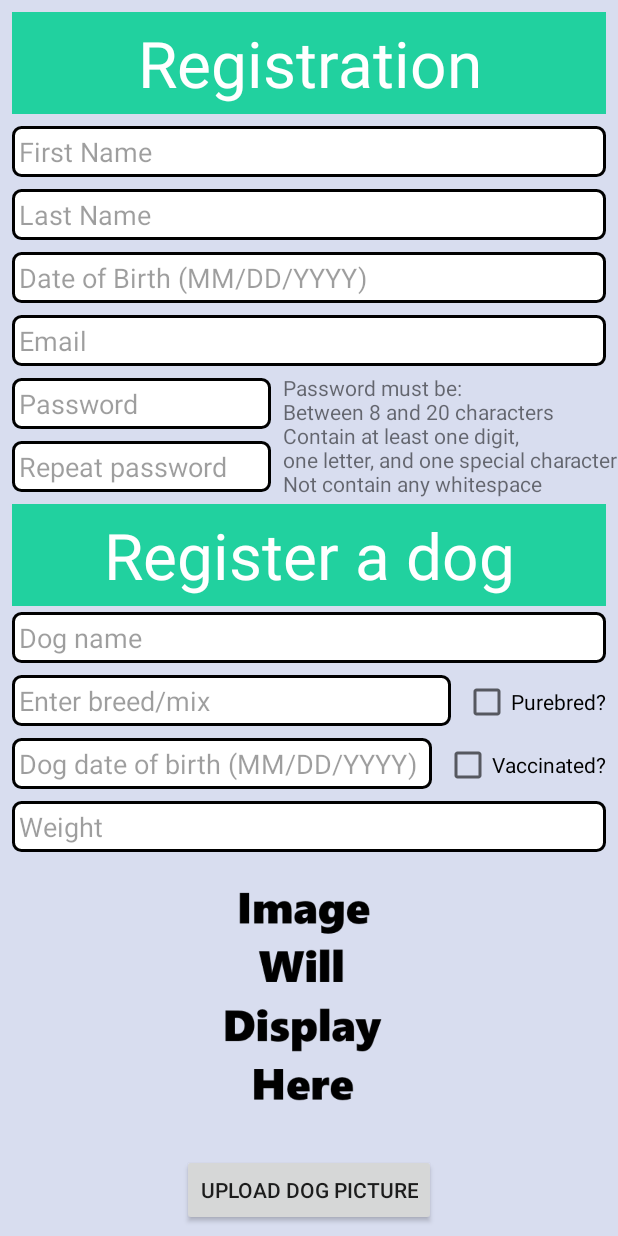
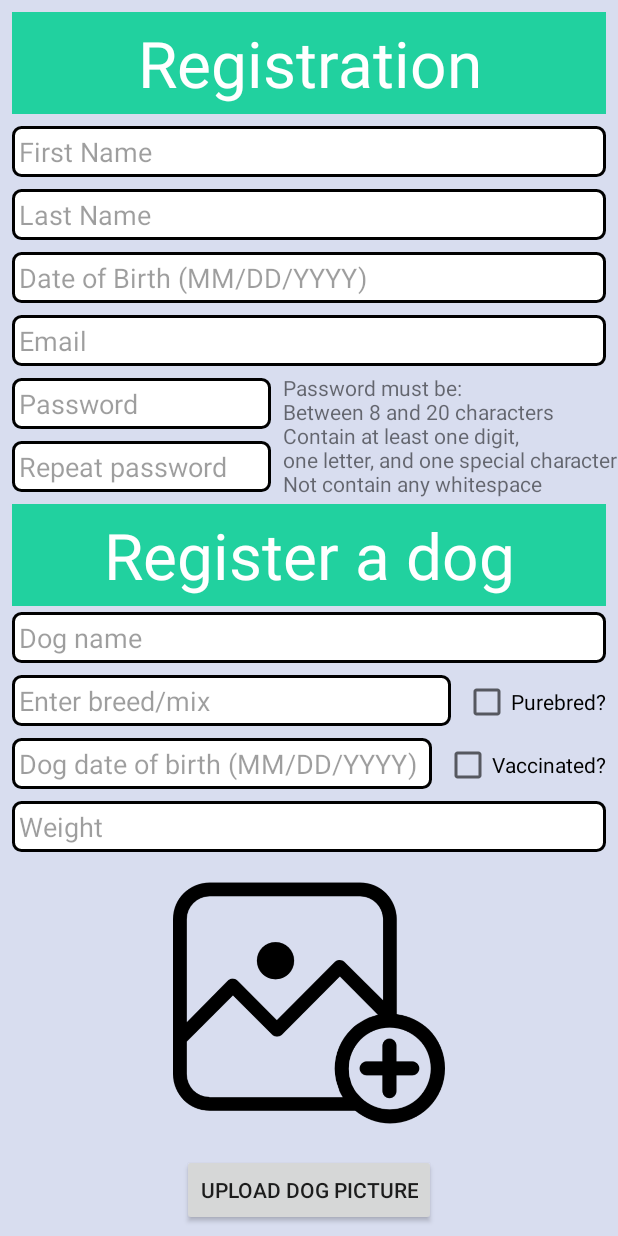
Before and after one commit to LocalDogs/Repo1, an Android app: the RegistrationPage screen opened directly, with no data from a screen before it, on a phone screen of 412 x 824 dp. Run offline under Robolectric (Android 15) with nearby library versions, the phone set to English and light mode, and no system bars; our stand-ins replace Volley.

Commit message:
Changed upload dog picture

```diff
--- a/Codebase/app/src/main/res/layout/registration_content_scrolling.xml
+++ b/Codebase/app/src/main/res/layout/registration_content_scrolling.xml
@@ -206,17 +206,19 @@
 
         <ImageView
             android:id="@+id/my_avatar"
-            android:src="@drawable/placeholder"
             android:layout_width="181dp"
             android:layout_height="185dp"
             android:layout_marginTop="8dp"
             android:layout_marginBottom="8dp"
             android:adjustViewBounds="true"
+            android:src="@drawable/addphoto"
             app:layout_collapseParallaxMultiplier="0.7"
             app:layout_constraintBottom_toTopOf="@+id/uploadPictureButton"
             app:layout_constraintEnd_toEndOf="parent"
             app:layout_constraintStart_toStartOf="parent"
-            app:layout_constraintTop_toBottomOf="@+id/weightDogEditText" />
+            app:layout_constraintTop_toBottomOf="@+id/weightDogEditText"
+            app:srcCompat="@drawable/addphoto"
+            tools:srcCompat="@drawable/addphoto" />
 
         <Button
             android:id="@+id/uploadPictureButton"
```
Also changed, not shown: Codebase/app/src/main/res/drawable/addphoto.png (added).
